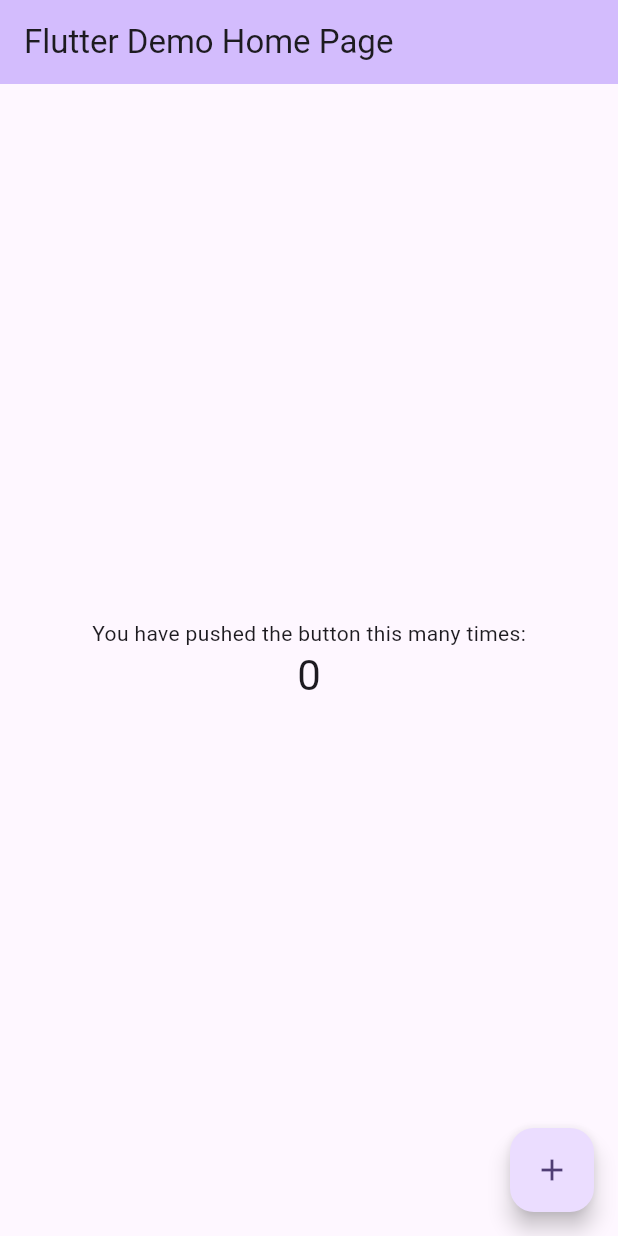
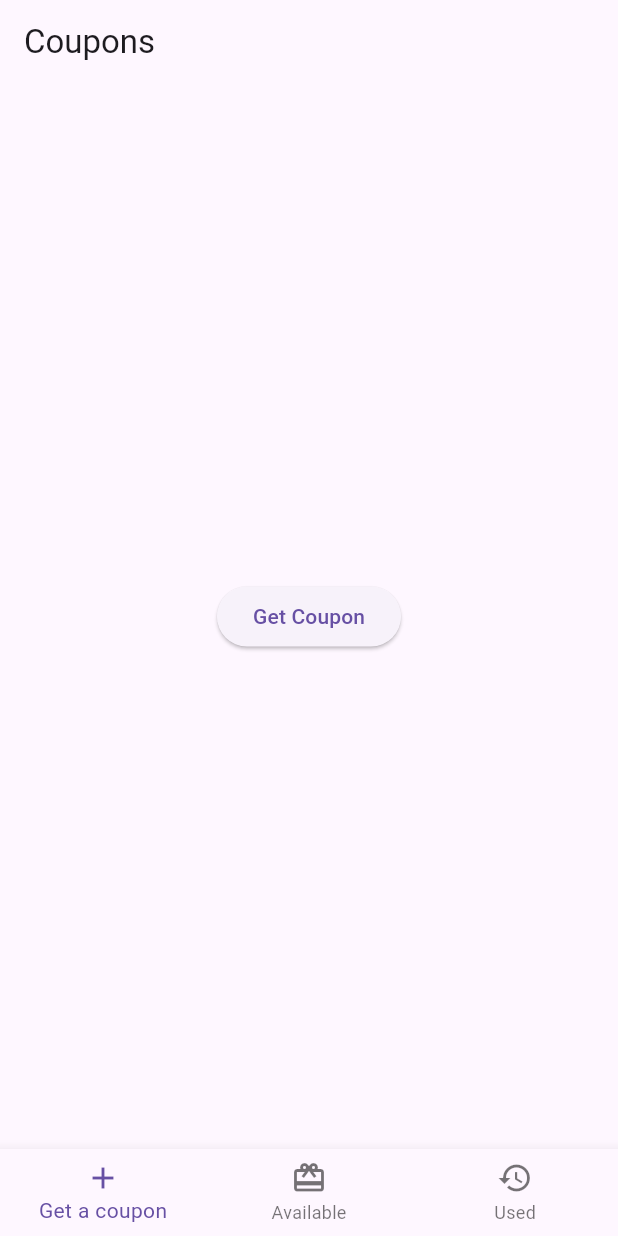
Before and after one commit to ArtjomsBogatirjovs/coupon_app, a Flutter app: the screen it shows after launch, on a phone screen of 412 x 824 dp. Run offline on Flutter 3.47's test engine with Material 3 defaults, Android fonts, the phone set to English and light mode, and no system bars; our stand-ins replace sqflite; accounts and stored records are empty.

Commit message:
Main ui added

```diff
--- /dev/null
+++ b/devtools_options.yaml
@@ -0,0 +1,3 @@
+description: This file stores settings for Dart & Flutter DevTools.
+documentation: https://docs.flutter.dev/tools/devtools/extensions#configure-extension-enablement-states
+extensions:
--- /dev/null
+++ b/lib/data/coupons_repository.dart
@@ -0,0 +1,59 @@
+import 'package:sqflite/sqflite.dart';
+import 'database.dart';
+import '../models/coupon.dart';
+
+class CouponsRepository {
+  Future<Database> get _db async => AppDatabase.instance.database;
+
+  Future<List<Coupon>> getAvailable() async {
+    final db = await _db;
+    final result = await db.query(
+      'coupons',
+      where: 'used = ?',
+      whereArgs: [0],
+      orderBy: 'created_at DESC',
+    );
+    return result.map(_fromRow).toList();
+  }
+
+  Future<List<Coupon>> getUsed() async {
+    final db = await _db;
+    final result = await db.query(
+      'coupons',
+      where: 'used = ?',
+      whereArgs: [1],
+      orderBy: 'created_at DESC',
+    );
+    return result.map(_fromRow).toList();
+  }
+
+  Future<int> insert(Coupon coupon) async {
+    final db = await _db;
+    return db.insert('coupons', {
+      'title': coupon.title,
+      'code': coupon.code,
+      'created_at': coupon.createdAt.toIso8601String(),
+      'used': coupon.used ? 1 : 0,
+    });
+  }
+
+  Future<void> markUsed(int id) async {
+    final db = await _db;
+    await db.update(
+      'coupons',
+      {'used': 1},
+      where: 'id = ?',
+      whereArgs: [id],
+    );
+  }
+
+  Coupon _fromRow(Map<String, Object?> row) {
+    return Coupon(
+      id: row['id'] as int,
+      title: row['title'] as String,
+      code: row['code'] as String,
+      createdAt: DateTime.parse(row['created_at'] as String),
+      used: (row['used'] as int) == 1,
+    );
+  }
+}
--- a/lib/main.dart
+++ b/lib/main.dart
@@ -1,121 +1,73 @@
+import 'package:coupon_app/ui/available_coupons_screen.dart';
+import 'package:coupon_app/ui/get_coupon_screen.dart';
+import 'package:coupon_app/ui/used_coupons_screen.dart';
 import 'package:flutter/material.dart';
+import 'package:provider/provider.dart';
+import 'data/coupons_repository.dart';
+import 'state/coupons_controller.dart';
 
 void main() {
-  runApp(const MyApp());
+  runApp(
+    MultiProvider(
+      providers: [
+        Provider(create: (_) => CouponsRepository()),
+        ChangeNotifierProvider(
+          create: (ctx) =>
+          CouponsController(ctx.read<CouponsRepository>())..loadAll(),
+        ),
+      ],
+      child: const CouponsApp(),
+    ),
+  );
 }
 
-class MyApp extends StatelessWidget {
-  const MyApp({super.key});
+class CouponsApp extends StatelessWidget {
+  const CouponsApp({super.key});
 
-  // This widget is the root of your application.
   @override
   Widget build(BuildContext context) {
-    return MaterialApp(
-      title: 'Flutter Demo',
-      theme: ThemeData(
-        // This is the theme of your application.
-        //
-        // TRY THIS: Try running your application with "flutter run". You'll see
-        // the application has a purple toolbar. Then, without quitting the app,
-        // try changing the seedColor in the colorScheme below to Colors.green
-        // and then invoke "hot reload" (save your changes or press the "hot
-        // reload" button in a Flutter-supported IDE, or press "r" if you used
-        // the command line to start the app).
-        //
-        // Notice that the counter didn't reset back to zero; the application
-        // state is not lost during the reload. To reset the state, use hot
-        // restart instead.
-        //
-        // This works for code too, not just values: Most code changes can be
-        // tested with just a hot reload.
-        colorScheme: .fromSeed(seedColor: Colors.deepPurple),
-      ),
-      home: const MyHomePage(title: 'Flutter Demo Home Page'),
-    );
+    return MaterialApp(home: const MainScreen());
   }
 }
 
-class MyHomePage extends StatefulWidget {
-  const MyHomePage({super.key, required this.title});
-
-  // This widget is the home page of your application. It is stateful, meaning
-  // that it has a State object (defined below) that contains fields that affect
-  // how it looks.
-
-  // This class is the configuration for the state. It holds the values (in this
-  // case the title) provided by the parent (in this case the App widget) and
-  // used by the build method of the State. Fields in a Widget subclass are
-  // always marked "final".
-
-  final String title;
+class MainScreen extends StatefulWidget {
+  const MainScreen({super.key});
 
   @override
-  State<MyHomePage> createState() => _MyHomePageState();
+  State<MainScreen> createState() => _MainScreenState();
 }
 
-class _MyHomePageState extends State<MyHomePage> {
-  int _counter = 0;
-
-  void _incrementCounter() {
-    setState(() {
-      // This call to setState tells the Flutter framework that something has
-      // changed in this State, which causes it to rerun the build method below
-      // so that the display can reflect the updated values. If we changed
-      // _counter without calling setState(), then the build method would not be
-      // called again, and so nothing would appear to happen.
-      _counter++;
-    });
-  }
+class _MainScreenState extends State<MainScreen> {
+  int _index = 0;
 
   @override
   Widget build(BuildContext context) {
-    // This method is rerun every time setState is called, for instance as done
-    // by the _incrementCounter method above.
-    //
-    // The Flutter framework has been optimized to make rerunning build methods
-    // fast, so that you can just rebuild anything that needs updating rather
-    // than having to individually change instances of widgets.
+    final tabs = [
+      const GetCouponScreen(),
+      const AvailableCouponsScreen(),
+      const UsedCouponsScreen(),
+    ];
+
     return Scaffold(
-      appBar: AppBar(
-        // TRY THIS: Try changing the color here to a specific color (to
-        // Colors.amber, perhaps?) and trigger a hot reload to see the AppBar
-        // change color while the other colors stay the same.
-        backgroundColor: Theme.of(context).colorScheme.inversePrimary,
-        // Here we take the value from the MyHomePage object that was created by
-        // the App.build method, and use it to set our appbar title.
-        title: Text(widget.title),
-      ),
-      body: Center(
-        // Center is a layout widget. It takes a single child and positions it
-        // in the middle of the parent.
-        child: Column(
-          // Column is also a layout widget. It takes a list of children and
-          // arranges them vertically. By default, it sizes itself to fit its
-          // children horizontally, and tries to be as tall as its parent.
-          //
-          // Column has various properties to control how it sizes itself and
-          // how it positions its children. Here we use mainAxisAlignment to
-          // center the children vertically; the main axis here is the vertical
-          // axis because Columns are vertical (the cross axis would be
-          // horizontal).
-          //
-          // TRY THIS: Invoke "debug painting" (choose the "Toggle Debug Paint"
-          // action in the IDE, or press "p" in the console), to see the
-          // wireframe for each widget.
-          mainAxisAlignment: .center,
-          children: [
-            const Text('You have pushed the button this many times:'),
-            Text(
-              '$_counter',
-              style: Theme.of(context).textTheme.headlineMedium,
-            ),
-          ],
-        ),
-      ),
-      floatingActionButton: FloatingActionButton(
-        onPressed: _incrementCounter,
-        tooltip: 'Increment',
-        child: const Icon(Icons.add),
+      appBar: AppBar(title: const Text('Coupons')),
+      body: tabs[_index],
+      bottomNavigationBar: BottomNavigationBar(
+        currentIndex: _index,
+        onTap: (i) => setState(() => _index = i),
+        items: const [
+          BottomNavigationBarItem(
+            icon: Icon(Icons.add),
+            label: 'Get a coupon',
+          ),
+          BottomNavigationBarItem(
+            icon: Icon(Icons.card_giftcard),
+            label: 'Available',
+          ),
+          BottomNavigationBarItem(
+            icon: Icon(Icons.history),
+            label: 'Used',
+          ),
+        ],
       ),
     );
   }
--- /dev/null
+++ b/lib/models/coupon.dart
@@ -0,0 +1,15 @@
+class Coupon {
+  final int? id;
+  final String title;
+  final String code;
+  final DateTime createdAt;
+  final bool used;
+
+  Coupon({
+    this.id,
+    required this.title,
+    required this.code,
+    required this.createdAt,
+    required this.used,
+  });
+}
--- /dev/null
+++ b/lib/state/coupons_controller.dart
@@ -0,0 +1,41 @@
+import 'package:flutter/foundation.dart';
+import '../data/coupons_repository.dart';
+import '../models/coupon.dart';
+
+class CouponsController extends ChangeNotifier {
+  final CouponsRepository _repo;
+
+  CouponsController(this._repo);
+
+  List<Coupon> available = [];
+  List<Coupon> used = [];
+  bool loading = false;
+
+  Future<void> loadAll() async {
+    loading = true;
+    notifyListeners();
+
+    available = await _repo.getAvailable();
+    used = await _repo.getUsed();
+
+    loading = false;
+    notifyListeners();
+  }
+
+  Future<void> addCoupon(String title, String code) async {
+    await _repo.insert(
+      Coupon(
+        title: title,
+        code: code,
+        createdAt: DateTime.now(),
+        used: false,
+      ),
+    );
+    await loadAll();
+  }
+
+  Future<void> markUsed(int id) async {
+    await _repo.markUsed(id);
+    await loadAll();
+  }
+}
--- /dev/null
+++ b/lib/ui/get_coupon_screen.dart
@@ -0,0 +1,24 @@
+import 'package:flutter/material.dart';
+import 'package:provider/provider.dart';
+import '../state/coupons_controller.dart';
+
+class GetCouponScreen extends StatelessWidget {
+  const GetCouponScreen({super.key});
+
+  @override
+  Widget build(BuildContext context) {
+    final controller = context.watch<CouponsController>();
+
+    return Center(
+      child: ElevatedButton(
+        onPressed: () {
+          controller.addCoupon(
+            'Test coupon',
+            'CODE-${DateTime.now().millisecondsSinceEpoch}',
+          );
+        },
+        child: const Text('Get Coupon'),
+      ),
+    );
+  }
+}
--- /dev/null
+++ b/lib/ui/used_coupons_screen.dart
@@ -0,0 +1,31 @@
+import 'package:flutter/material.dart';
+import 'package:provider/provider.dart';
+import '../state/coupons_controller.dart';
+
+class UsedCouponsScreen extends StatelessWidget {
+  const UsedCouponsScreen({super.key});
+
+  @override
+  Widget build(BuildContext context) {
+    final controller = context.watch<CouponsController>();
+
+    if (controller.loading) {
+      return const Center(child: CircularProgressIndicator());
+    }
+
+    if (controller.used.isEmpty) {
+      return const Center(child: Text('No used coupons'));
+    }
+
+    return ListView.builder(
+      itemCount: controller.used.length,
+      itemBuilder: (ctx, i) {
+        final c = controller.used[i];
+        return ListTile(
+          title: Text(c.title),
+          subtitle: Text(c.code),
+        );
+      },
+    );
+  }
+}
--- a/pubspec.yaml
+++ b/pubspec.yaml
@@ -32,8 +32,8 @@ dependencies:
     sdk: flutter
   sqflite: ^2.4.2
   path: ^1.9.1
-  dependencies:
   provider: ^6.1.5+1
+  http: ^1.6.0
 
   # The following adds the Cupertino Icons font to your application.
   # Use with the CupertinoIcons class for iOS style icons.
```
Also changed, not shown: lib/data/database.dart (added, +36 -0 lines), lib/ui/available_coupons_screen.dart (added, +35 -0 lines), pubspec.lock, 1 other file.
